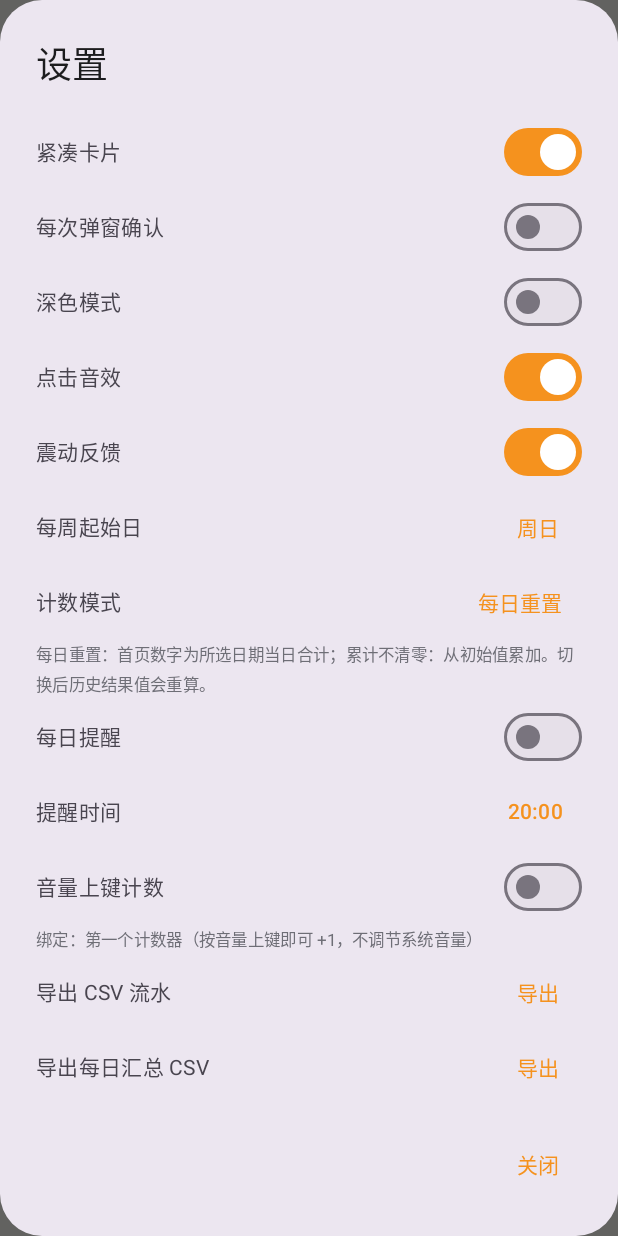
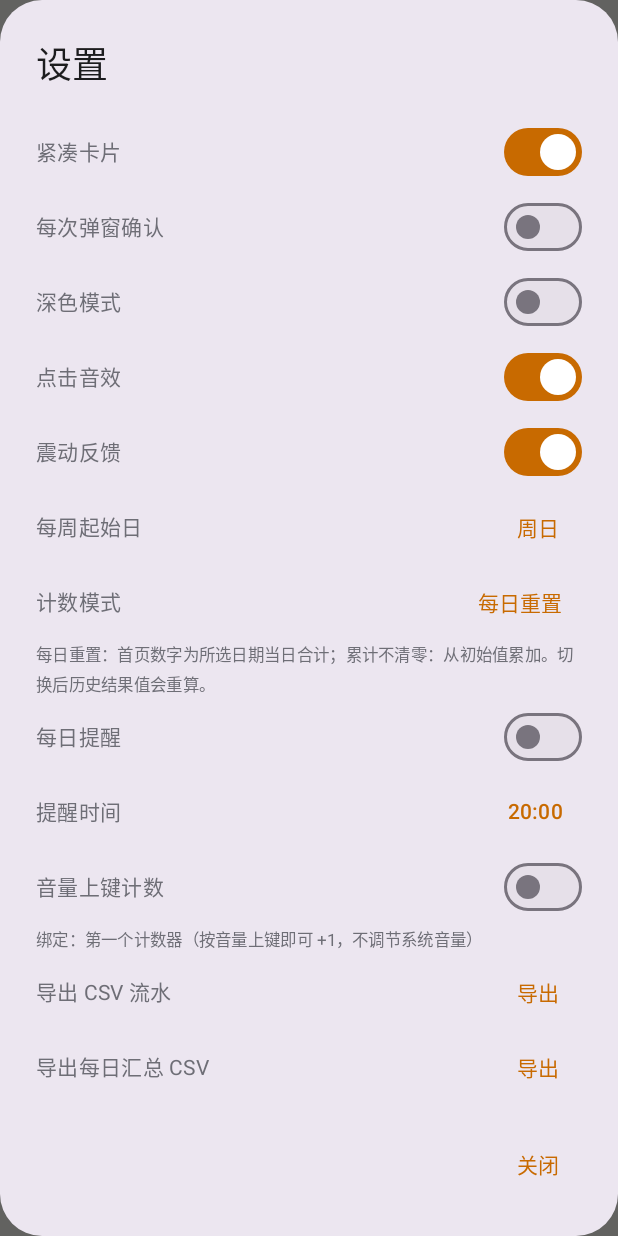
Before and after one commit to rayo1uo/counter-app, an Android app built with Jetpack Compose: the screen it shows after launch (MainActivity), after a tap on "设置", on a phone screen of 412 x 824 dp. Run offline under Robolectric (Android 15) with nearby library versions, the phone set to English and light mode, and no system bars; our stand-ins replace Room's generated code.

Commit message:
Polish warm theme, chart labels and precise event timing

```diff
--- a/counter-app/android/app/src/main/java/com/example/counter/ui/Charts.kt
+++ b/counter-app/android/app/src/main/java/com/example/counter/ui/Charts.kt
@@ -15,6 +15,7 @@ import androidx.compose.foundation.layout.height
 import androidx.compose.foundation.layout.padding
 import androidx.compose.foundation.layout.size
 import androidx.compose.foundation.layout.width
+import androidx.compose.foundation.layout.requiredWidth
 import androidx.compose.foundation.shape.RoundedCornerShape
 import androidx.compose.material3.Text
 import androidx.compose.runtime.Composable
@@ -100,7 +101,8 @@ fun BarChart(
                     if (index < tickFlags.size && tickFlags[index]) {
                         Text(
                             if (index < ticks.size) ticks[index] else "",
-                            fontSize = 10.sp,
+                            fontSize = 10.sp, maxLines = 1, softWrap = false,
+                            modifier = Modifier.requiredWidth(28.dp), textAlign = androidx.compose.ui.text.style.TextAlign.Center,
                             color = AppColors.Muted
                         )
                     }
--- a/counter-app/android/app/src/main/java/com/example/counter/ui/Dialogs.kt
+++ b/counter-app/android/app/src/main/java/com/example/counter/ui/Dialogs.kt
@@ -73,7 +73,7 @@ private fun FormField(
         label = { Text(label, fontSize = 12.sp) },
         singleLine = true,
         keyboardOptions = KeyboardOptions(
-            keyboardType = if (numeric) KeyboardType.Decimal else KeyboardType.Text
+            keyboardType = if (numeric) KeyboardType.Ascii else KeyboardType.Text
         ),
         modifier = Modifier.fillMaxWidth().padding(bottom = 10.dp)
     )
@@ -205,7 +205,7 @@ fun QuickLogDialog(
         onDismissRequest = onDismiss,
         title = { Text("记录 · ${counter.name}") },
         text = {
-            Column {
+            Column(Modifier.verticalScroll(rememberScrollState())) {
                 FormField("本次增量（可填负数）", delta, { delta = it }, true)
                 Row(verticalAlignment = Alignment.CenterVertically) {
                     Text("日期", fontSize = 13.sp, color = AppColors.Muted)
@@ -255,7 +255,7 @@ fun EntryEditorDialog(
         onDismissRequest = onDismiss,
         title = { Text("编辑记录 · $counterName") },
         text = {
-            Column {
+            Column(Modifier.verticalScroll(rememberScrollState())) {
                 FormField("增量", delta, { delta = it }, true)
                 Row(verticalAlignment = Alignment.CenterVertically) {
                     TextButton(onClick = { pickDate(context, date) { date = it } }) {
--- a/counter-app/android/app/src/main/java/com/example/counter/ui/Theme.kt
+++ b/counter-app/android/app/src/main/java/com/example/counter/ui/Theme.kt
@@ -59,7 +59,16 @@ fun chipColor(dark: Boolean): Color = if (dark) AppColors.ChipDark else AppColor
 fun lineColor(dark: Boolean): Color = if (dark) AppColors.LineDark else AppColors.LineLight
 
 private val LightScheme = lightColorScheme(
-    primary = AppColors.Orange,
+    primary = AppColors.OrangeDark,
+    onPrimary = Color.White,
+    primaryContainer = AppColors.OrangeSoft,
+    onPrimaryContainer = Color(0xFF603600),
+    secondary = AppColors.OrangeDark,
+    secondaryContainer = AppColors.OrangeSoft,
+    onSecondaryContainer = Color(0xFF603600),
+    surfaceVariant = AppColors.ChipLight,
+    onSurfaceVariant = AppColors.MutedLight,
+    surfaceTint = AppColors.Orange,
     background = AppColors.PageLight,
     surface = AppColors.CardLight,
     onBackground = AppColors.TextLight,
@@ -67,7 +76,16 @@ private val LightScheme = lightColorScheme(
 )
 
 private val DarkScheme = darkColorScheme(
-    primary = AppColors.Orange,
+    primary = Color(0xFFFFB85C),
+    onPrimary = Color(0xFF482800),
+    primaryContainer = Color(0xFF583B1E),
+    onPrimaryContainer = AppColors.OrangeSoft,
+    secondary = Color(0xFFFFB85C),
+    secondaryContainer = Color(0xFF583B1E),
+    onSecondaryContainer = AppColors.OrangeSoft,
+    surfaceVariant = AppColors.ChipDark,
+    onSurfaceVariant = AppColors.MutedDark,
+    surfaceTint = AppColors.Orange,
     background = AppColors.PageDark,
     surface = AppColors.CardDark,
     onBackground = AppColors.TextDark,
```
Also changed, not shown: counter-app/android/app/src/main/java/com/example/counter/ui/CounterViewModel.kt (+5 -2 lines), 5 other files.
